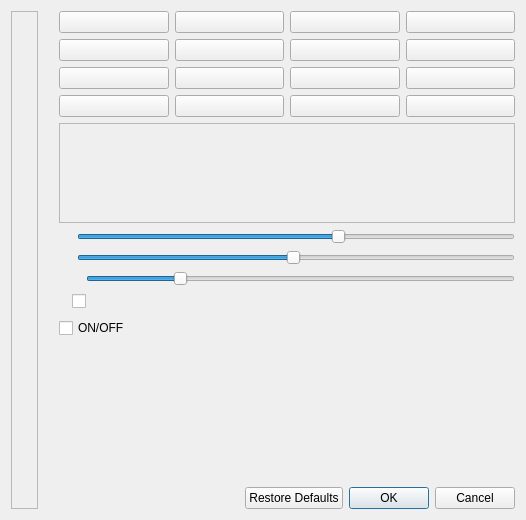
Before: the Qt Designer form showclick/showclickDialog.ui in vkohaupt/vokoShowClick, drawn with Qt 5.
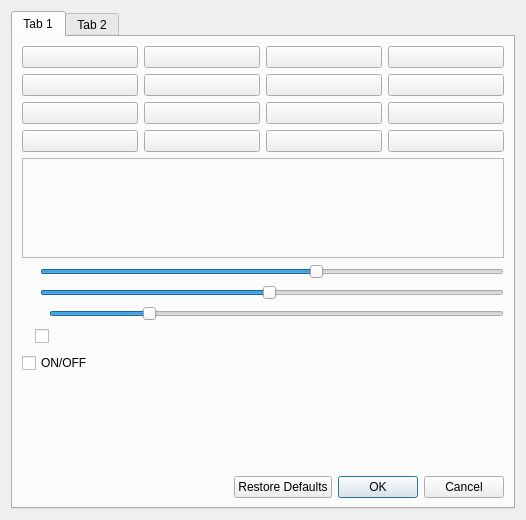
After: the same form once the commit is applied. Icons and pictures are not drawn.

Diff of the .ui file:
```diff
--- a/showclick/showclickDialog.ui
+++ b/showclick/showclickDialog.ui
@@ -21,100 +21,12 @@
   </property>
   <layout class="QHBoxLayout" name="horizontalLayout">
    <item>
-    <layout class="QVBoxLayout" name="verticalLayout_2">
-     <item>
-      <widget class="QFrame" name="frame">
-       <property name="frameShape">
-        <enum>QFrame::StyledPanel</enum>
-       </property>
-       <property name="frameShadow">
-        <enum>QFrame::Raised</enum>
-       </property>
-       <layout class="QVBoxLayout" name="verticalLayout_3">
-        <item>
-         <widget class="QLabel" name="label">
-          <property name="enabled">
-           <bool>true</bool>
-          </property>
-          <property name="maximumSize">
-           <size>
-            <width>80</width>
-            <height>80</height>
-           </size>
-          </property>
-          <property name="frameShape">
-           <enum>QFrame::NoFrame</enum>
-          </property>
-          <property name="text">
-           <string/>
-          </property>
-          <property name="pixmap">
-           <pixmap resource="../showclick.qrc">:/pictures/showclick/farbeimer-gruen.png</pixmap>
-          </property>
-          <property name="scaledContents">
-           <bool>true</bool>
-          </property>
-         </widget>
-        </item>
-        <item>
-         <widget class="QLabel" name="label_3">
-          <property name="maximumSize">
-           <size>
-            <width>80</width>
-            <height>80</height>
-           </size>
-          </property>
-          <property name="text">
-           <string/>
-          </property>
-          <property name="pixmap">
-           <pixmap resource="../showclick.qrc">:/pictures/showclick/farbeimer-gelb.png</pixmap>
-          </property>
-          <property name="scaledContents">
-           <bool>true</bool>
-          </property>
-         </widget>
-        </item>
-        <item>
-         <widget class="QLabel" name="label_2">
-          <property name="maximumSize">
-           <size>
-            <width>80</width>
-            <height>80</height>
-           </size>
-          </property>
-          <property name="text">
-           <string/>
-          </property>
-          <property name="pixmap">
-           <pixmap resource="../showclick.qrc">:/pictures/showclick/farbeimer-rot.png</pixmap>
-          </property>
-          <property name="scaledContents">
-           <bool>true</bool>
-          </property>
-         </widget>
-        </item>
-       </layout>
-      </widget>
-     </item>
-    </layout>
-   </item>
-   <item>
-    <spacer name="horizontalSpacer_5">
-     <property name="orientation">
-      <enum>Qt::Horizontal</enum>
-     </property>
-     <property name="sizeType">
-      <enum>QSizePolicy::Minimum</enum>
-     </property>
-     <property name="sizeHint" stdset="0">
-      <size>
-       <width>15</width>
-       <height>20</height>
-      </size>
-     </property>
-    </spacer>
-   </item>
+    <widget class="QTabWidget" name="tabWidget">
+     <widget class="QWidget" name="tab">
+      <attribute name="title">
+       <string>Tab 1</string>
+      </attribute>
+      <layout class="QHBoxLayout" name="horizontalLayout_5">
    <item>
     <layout class="QVBoxLayout" name="verticalLayout">
      <property name="sizeConstraint">
@@ -508,6 +420,15 @@
       </layout>
      </item>
     </layout>
+       </item>
+      </layout>
+     </widget>
+     <widget class="QWidget" name="tab_2">
+      <attribute name="title">
+       <string>Tab 2</string>
+      </attribute>
+     </widget>
+    </widget>
    </item>
   </layout>
  </widget>
```
Lines whose indentation alone changed are shown as unchanged.
